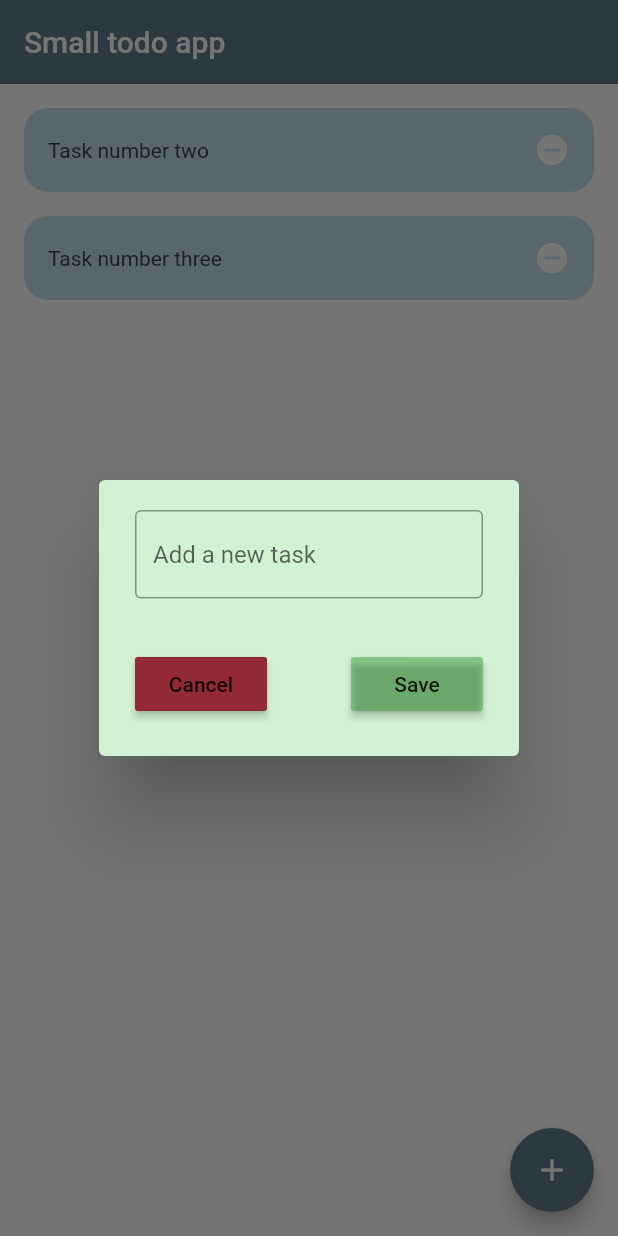
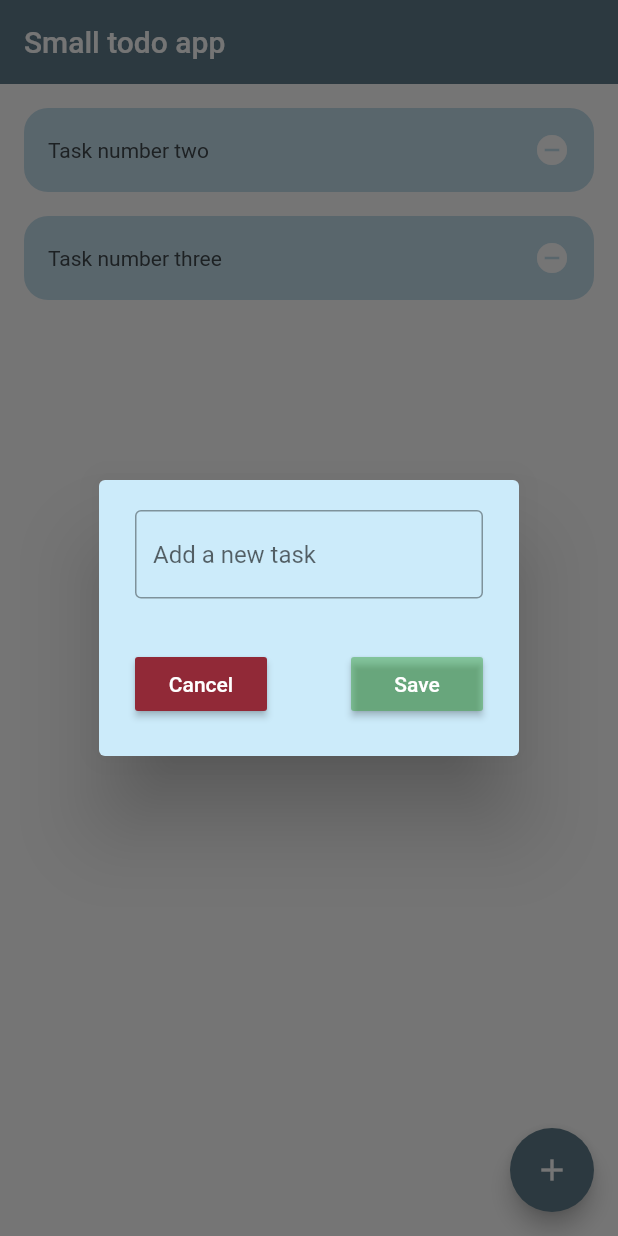
Before and after one commit to dobrunov/small_todo_app, a Flutter app: the screen it shows after launch, after a tap on the "remove circle" icon, after a tap on the "add" icon, on a phone screen of 412 x 824 dp. Run offline on Flutter 3.47's test engine with Material 2 defaults, Android fonts, the phone set to English and light mode, and no system bars.

Commit message:
set color for dialog buttons -> white

```diff
--- a/lib/app_styles/color_styles.dart
+++ b/lib/app_styles/color_styles.dart
@@ -13,6 +13,8 @@ const iconsColor = white;
 const tileBackgroundColor = Color(0xffc2deec);
 const tileTextColor = Color(0xff40484d);
 
-const dialogBackgroundColor = Color(0xffd2f1d5);
+const dialogBackgroundColor = Color(0xffccebfa);
 const saveButtonColor = Color(0x74349f37);
 const cancelButtonColor = Color(0xff912937);
+
+const buttonTextColor = white;
--- a/lib/main.dart
+++ b/lib/main.dart
@@ -13,6 +13,7 @@ class MySmallTodoApp extends StatelessWidget {
   @override
   Widget build(BuildContext context) {
     return MaterialApp(
+      debugShowCheckedModeBanner: false,
       title: 'Small todo app',
       theme: ThemeData(
         primarySwatch: primaryColor,
--- a/lib/widgets/dialog_button.dart
+++ b/lib/widgets/dialog_button.dart
@@ -1,4 +1,6 @@
 import 'package:flutter/material.dart';
+
+import '../app_styles/color_styles.dart';
 
 class DialogButton extends StatelessWidget {
   final String text;
@@ -17,7 +19,10 @@ class DialogButton extends StatelessWidget {
     return MaterialButton(
       onPressed: onPressed,
       color: buttonColor,
-      child: Text(text),
+      child: Text(
+        text,
+        style: const TextStyle(color: buttonTextColor),
+      ),
     );
   }
 }
```
